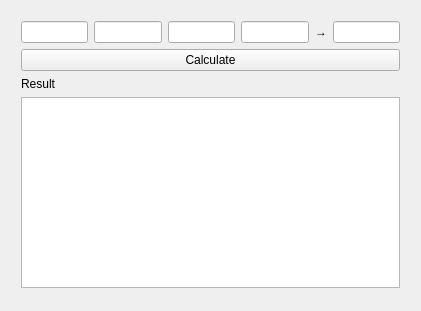
Qt form mainwindow.ui (ebiyu/makenumber) before a commit.
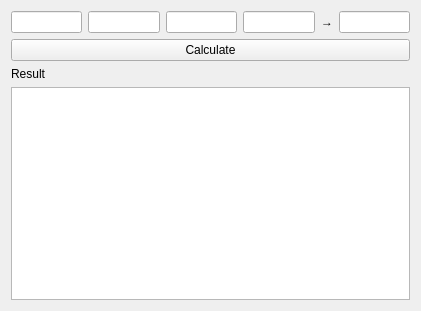
The same form after that commit.

Commit message: enabled auto sizing of widgets

Diff of the .ui file:
```diff
--- a/mainwindow.ui
+++ b/mainwindow.ui
@@ -14,15 +14,8 @@
    <string>MainWindow</string>
   </property>
   <widget class="QWidget" name="centralWidget">
-   <widget class="QWidget" name="layoutWidget">
-    <property name="geometry">
-     <rect>
-      <x>10</x>
-      <y>10</y>
-      <width>401</width>
-      <height>289</height>
-     </rect>
-    </property>
+   <layout class="QHBoxLayout" name="horizontalLayout_2">
+    <item>
     <layout class="QVBoxLayout" name="verticalLayout">
      <item>
       <layout class="QHBoxLayout" name="horizontalLayout">
@@ -68,7 +61,8 @@
       <widget class="QListWidget" name="resultList"/>
      </item>
     </layout>
-   </widget>
+    </item>
+   </layout>
   </widget>
  </widget>
  <layoutdefault spacing="6" margin="11"/>
```
Lines whose indentation alone changed are shown as unchanged.
